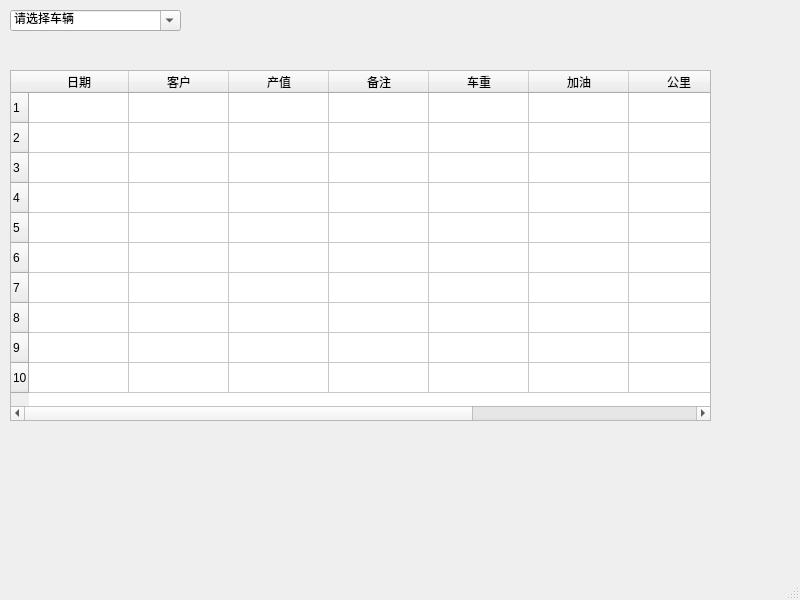
Qt form form/production_value.ui (xiejiati/realSaraly) before a commit.
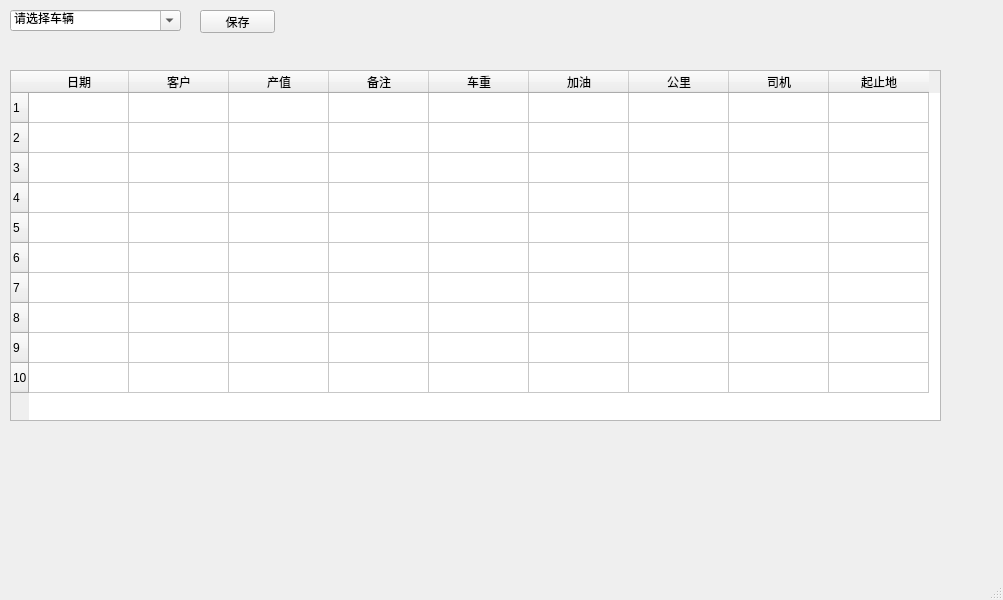
The same form after that commit.

What changed in the file:
```diff
--- a/form/production_value.ui
+++ b/form/production_value.ui
@@ -6,7 +6,7 @@
    <rect>
     <x>0</x>
     <y>0</y>
-    <width>800</width>
+    <width>1003</width>
     <height>600</height>
    </rect>
   </property>
@@ -19,7 +19,7 @@
      <rect>
       <x>10</x>
       <y>70</y>
-      <width>701</width>
+      <width>931</width>
       <height>351</height>
      </rect>
     </property>
@@ -114,6 +114,19 @@
      </property>
     </item>
    </widget>
+   <widget class="QPushButton" name="pushButton">
+    <property name="geometry">
+     <rect>
+      <x>200</x>
+      <y>10</y>
+      <width>75</width>
+      <height>23</height>
+     </rect>
+    </property>
+    <property name="text">
+     <string>保存</string>
+    </property>
+   </widget>
   </widget>
   <widget class="QStatusBar" name="statusbar"/>
  </widget>
```
